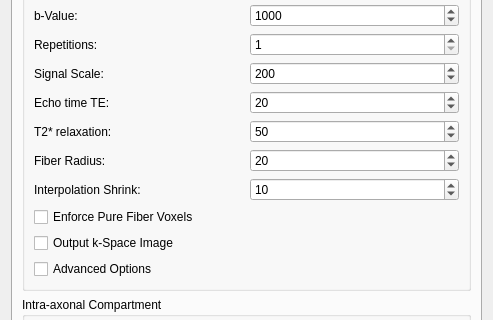
MITK/MITK, file Plugins/org.mitk.gui.qt.diffusionimaging/src/internal/QmitkFiberfoxViewControls.ui: the form before one commit; both pictures show x 0 to 493 and y 321 to 641 of the 493 by 1206 pixel window.
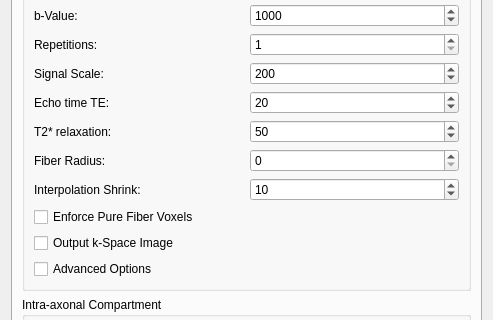
The form after the commit. The open tabs and pages were chosen to show the change. Icons and pictures are not drawn.

Commit message: treating max fiber density voxel as fiber only

Patch:
```diff
--- a/Plugins/org.mitk.gui.qt.diffusionimaging/src/internal/QmitkFiberfoxViewControls.ui
+++ b/Plugins/org.mitk.gui.qt.diffusionimaging/src/internal/QmitkFiberfoxViewControls.ui
@@ -1455,13 +1455,13 @@
                 <string>Fiber radius used to calculate volume fractions (in µm).</string>
                </property>
                <property name="minimum">
-                <number>1</number>
+                <number>0</number>
                </property>
                <property name="maximum">
                 <number>1000</number>
                </property>
                <property name="value">
-                <number>20</number>
+                <number>0</number>
                </property>
               </widget>
              </item>
```
Left out of the diff: 2 changed lines with no effect on the pictures. The commit also changes 1 other file.
